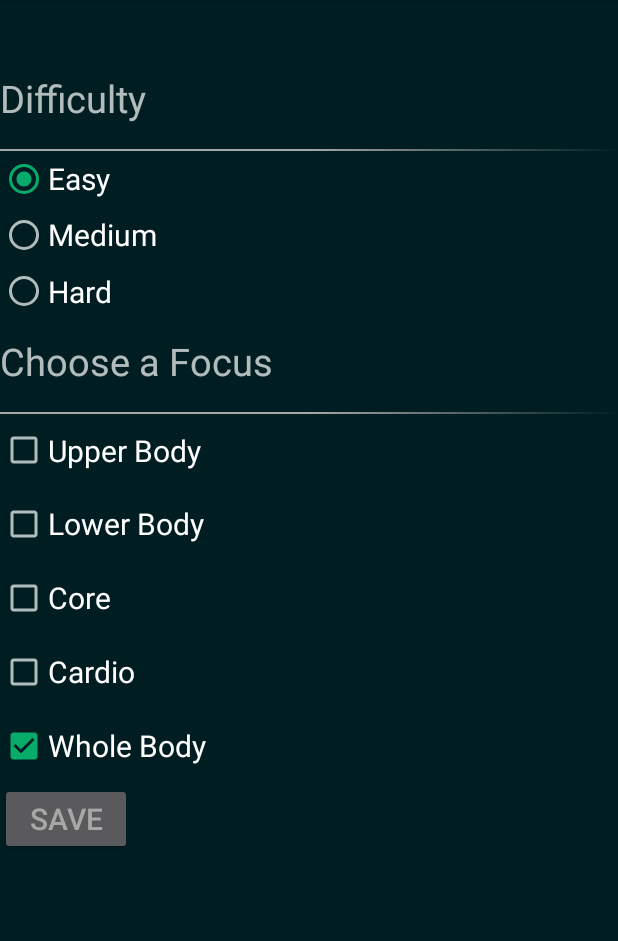
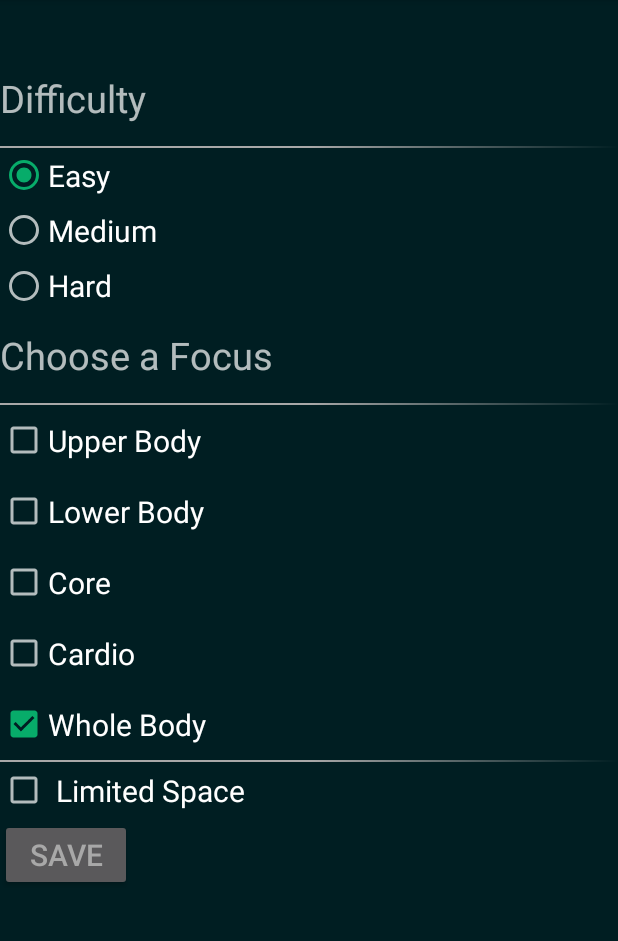
Before and after one commit to alliejc/pre90secs-android, an Android app: the fragment FilterOptionsFragment placed in its activity, on a phone screen of 412 x 824 dp, the part 69-1010 px from its top. Run offline under Robolectric (Android 15) with nearby library versions, the phone set to English and light mode, and no system bars; libraries missing offline, so code that uses them is left out: com.googlecode.totallylazy.

Commit message:
Fixed filter Added limitedSpace filter Added additional exercises

```diff
--- a/app/build.gradle
+++ b/app/build.gradle
@@ -1,4 +1,6 @@
 apply plugin: 'com.android.application'
+apply plugin: 'me.tatarka.retrolambda'
+
 
 android {
     compileSdkVersion 25
--- a/app/src/main/java/com/allie/pre90secs/FetchWorkoutFragment.java
+++ b/app/src/main/java/com/allie/pre90secs/FetchWorkoutFragment.java
@@ -42,13 +42,7 @@ public class FetchWorkoutFragment extends Fragment {
     public void onViewCreated(View view, @Nullable Bundle savedInstanceState) {
         super.onViewCreated(view, savedInstanceState);
 
-        mFetchWorkoutButton.setOnClickListener(new View.OnClickListener() {
-            @Override
-            public void onClick(View v) {
-
-                fetchWorkout();
-            }
-        });
+        mFetchWorkoutButton.setOnClickListener(v -> fetchWorkout());
     }
 
     public void fetchWorkout() {
--- a/app/src/main/java/com/allie/pre90secs/FilterOptionsFragment.java
+++ b/app/src/main/java/com/allie/pre90secs/FilterOptionsFragment.java
@@ -28,6 +28,7 @@ public class FilterOptionsFragment extends Fragment {
     private CheckBox mCoreCheck;
     private CheckBox mCardioCheck;
     private CheckBox mWholeBodyCheck;
+    private CheckBox mLimitedSpace;
     private Button mSaveButton;
     private RadioButton mEasyButton;
     private RadioButton mMediumButton;
@@ -37,6 +38,8 @@ public class FilterOptionsFragment extends Fragment {
     private Set<String> bodyRegionDefault = new HashSet<String>();
     private String difficultyDefault = "easy";
     private String difficulty;
+    private Boolean limitedSpace;
+    private Boolean limitedSpaceDefault = false;
     private SharedPreferences pref;
 
     public static final String PREFS_FILE = "MyPrefsFile";
@@ -74,6 +77,7 @@ public class FilterOptionsFragment extends Fragment {
         mWholeBodyCheck = (CheckBox) v.findViewById(R.id.wholeBodyRegionCheckBox);
         mCardioCheck = (CheckBox) v.findViewById(R.id.cardioRegionCheckBox);
         mCoreCheck = (CheckBox) v.findViewById(R.id.coreRegionCheckBox);
+        mLimitedSpace = (CheckBox) v.findViewById(R.id.limitedSpaceCheckBox);
         mSaveButton = (Button) v.findViewById(R.id.save_button);
 
         return v;
@@ -89,8 +93,10 @@ public class FilterOptionsFragment extends Fragment {
 
         List<String> list = new ArrayList<String>(pref.getStringSet("body_region", bodyRegionDefault));
         String diff = pref.getString("difficulty", difficultyDefault);
+        Boolean b = pref.getBoolean("limited_space", limitedSpaceDefault);
         updateCheckBoxUi(list);
         updateRadioButtonUi(diff);
+        setLimitedSpace(b);
     }
 
     private void updateRadioButtonUi(String difficulty) {
@@ -112,14 +118,17 @@ public class FilterOptionsFragment extends Fragment {
 
         difficulty = pref.getString("difficulty", difficultyDefault);
         bodyRegions = pref.getStringSet("body_region", bodyRegionDefault);
+        limitedSpace = pref.getBoolean("limited_space", limitedSpaceDefault);
 
         setDifficulty(difficulty);
+//        setLimitedSpace(limitedSpace);
     }
 
     private void onSaveClicked() {
 
         pref.edit().putStringSet("body_region", bodyRegions).apply();
         pref.edit().putString("difficulty", difficulty).apply();
+        pref.edit().putBoolean("limited_space", limitedSpace).apply();
     }
 
     public void onRadioButtonClicked(int id) {
@@ -138,6 +147,15 @@ public class FilterOptionsFragment extends Fragment {
 
     private void setDifficulty(String name) {
         difficulty = name;
+    }
+
+    private void setLimitedSpace(Boolean b){
+        limitedSpace = b;
+        if(b){
+            mLimitedSpace.setChecked(true);
+        } else {
+            mLimitedSpace.setChecked(false);
+        }
     }
 
     private void setupRadioButtons() {
@@ -161,6 +179,9 @@ public class FilterOptionsFragment extends Fragment {
         });
         mCoreCheck.setOnCheckedChangeListener((buttonView, isChecked) -> {
            setCheckBox(isChecked, "core");
+        });
+        mLimitedSpace.setOnCheckedChangeListener((buttonView, isChecked) -> {
+            setLimitedSpace(isChecked);
         });
     }
 
--- a/app/src/main/res/layout/fragment_filter_options.xml
+++ b/app/src/main/res/layout/fragment_filter_options.xml
@@ -103,6 +103,19 @@
            android:textSize="20sp"
            android:layout_weight="5" />
 
+       <View
+           android:layout_width="match_parent"
+           android:layout_height="1sp"
+           android:background="@drawable/recycler_divider" />
+
+       <CheckBox
+           android:layout_width="match_parent"
+           android:layout_height="wrap_content"
+           android:id="@+id/limitedSpaceCheckBox"
+           android:text="@string/pref_title_limited_space"
+           android:textSize="20sp"
+           android:padding="5dp"/>
+
        <Button
            android:layout_width="wrap_content"
            android:layout_height="wrap_content"
--- a/app/src/main/res/values/strings.xml
+++ b/app/src/main/res/values/strings.xml
@@ -11,6 +11,8 @@
     <string name="pref_title_cardio">Cardio</string>
     <string name="pref_title_whole_body">Whole Body</string>
 
+    <string name="pref_title_limited_space">Limited Space</string>
+
     <string name="title_activity_settings">Settings</string>
 
 </resources>
--- a/build.gradle
+++ b/build.gradle
@@ -5,7 +5,9 @@ buildscript {
         jcenter()
     }
     dependencies {
-        classpath 'com.android.tools.build:gradle:2.4.0-alpha6'
+        classpath 'com.android.tools.build:gradle:2.3.2'
+        classpath 'me.tatarka:gradle-retrolambda:3.6.1'
+
 
         // NOTE: Do not place your application dependencies here; they belong
         // in the individual module build.gradle files
@@ -15,6 +17,8 @@ buildscript {
 allprojects {
     repositories {
         jcenter()
+        mavenCentral()
+
     }
 }
 
```
Also changed, not shown: app/src/main/assets/ExerciseObject.json (+82 -1 lines), app/src/main/java/com/allie/pre90secs/Data/ExerciseItem.java (+11 -0 lines), app/src/main/java/com/allie/pre90secs/MainActivity.java (+19 -8 lines), app/src/main/res/drawable/russian_twist.jpeg (added), app/src/main/res/drawable/single_leg_bridge.jpg (added), app/src/main/res/drawable/squat_pistol.jpg (added), app/src/main/res/mipmap-xxxhdpi/dumbbell.png (added).
